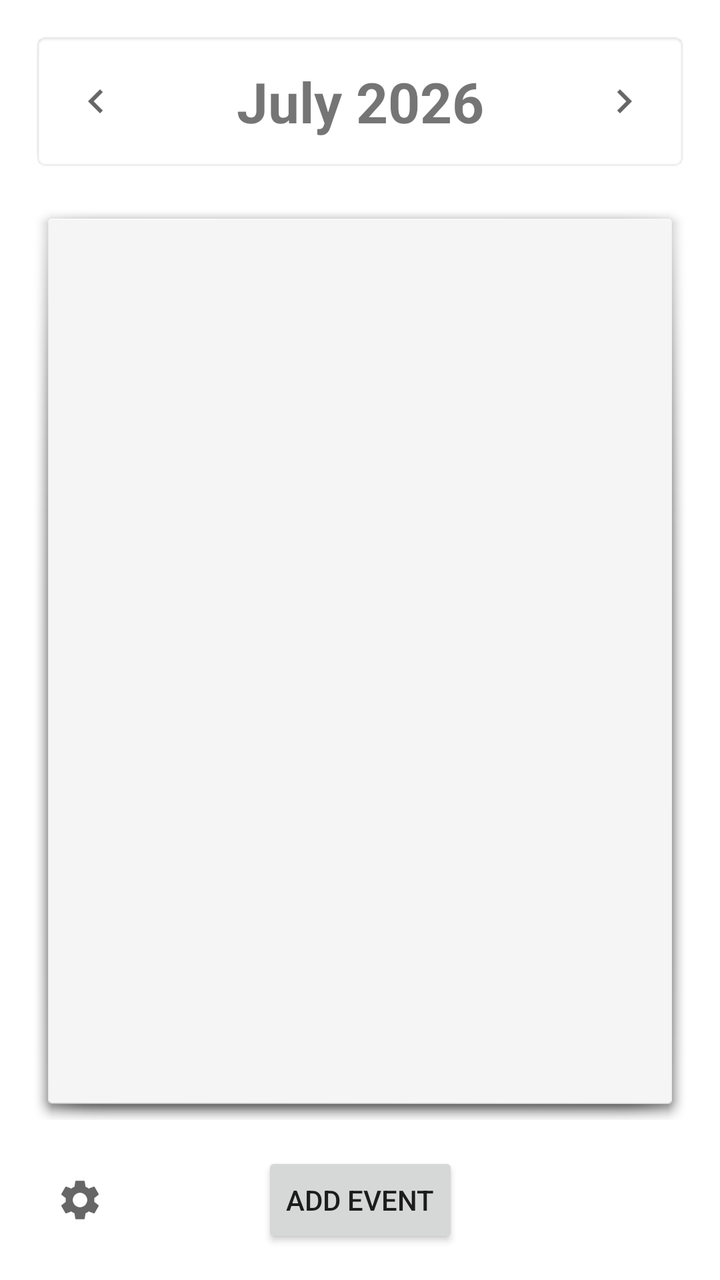
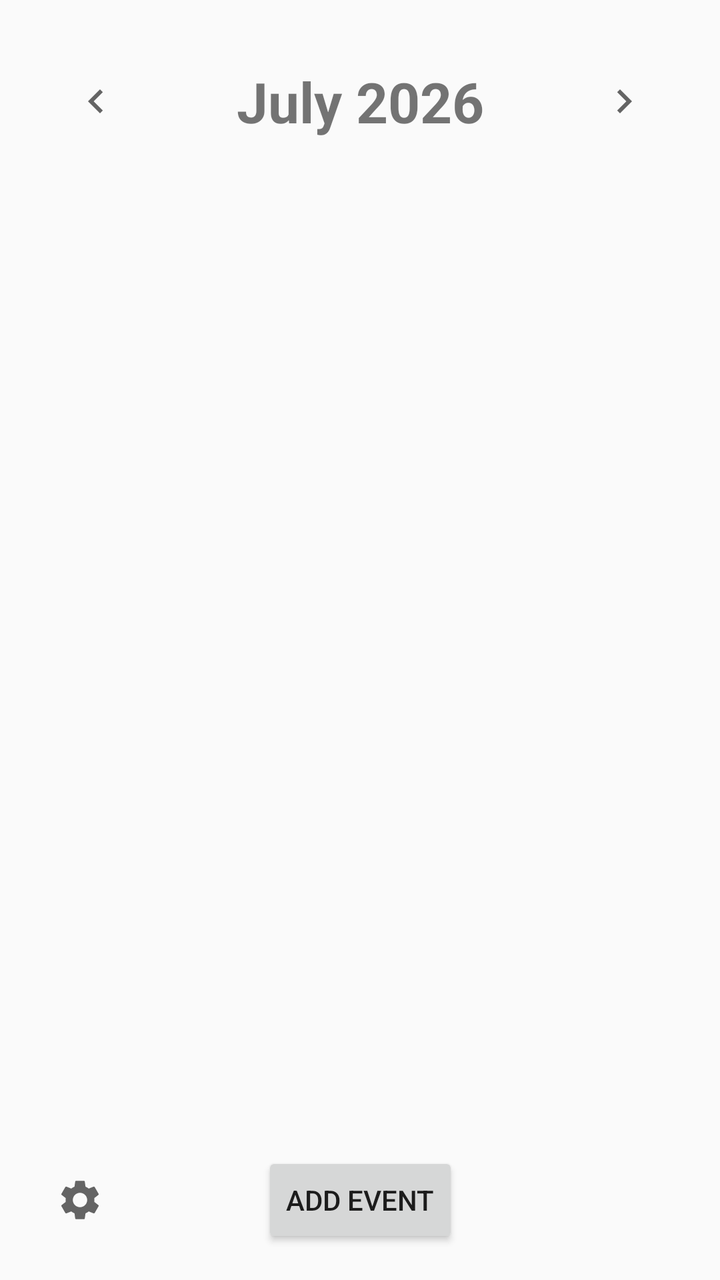

Two renders of the same Android screen: before a commit and after it. Below are the layout's source before the change and the commit's diff.
<!-- AndroidManifest.xml: application theme Theme.CS422PanicPlanner -->
<!-- res/layout/calendar_main.xml -->
<?xml version="1.0" encoding="utf-8"?>
<androidx.constraintlayout.widget.ConstraintLayout xmlns:android="http://schemas.android.com/apk/res/android"
    xmlns:app="http://schemas.android.com/apk/res-auto"
    android:layout_width="match_parent"
    android:layout_height="match_parent"
    android:background="@android:color/white"
    android:fitsSystemWindows="true"
    android:padding="16dp">

    
    <LinearLayout
        android:id="@+id/month_navigation_bar"
        android:layout_width="0dp"
        android:layout_height="wrap_content"
        android:background="@android:drawable/editbox_background"
        android:gravity="center"
        android:orientation="horizontal"
        android:padding="8dp"
        app:layout_constraintEnd_toEndOf="parent"
        app:layout_constraintStart_toStartOf="parent"
        app:layout_constraintTop_toTopOf="parent">

        <ImageButton
            android:id="@+id/btn_prev_month"
            android:layout_width="48dp"
            android:layout_height="48dp"
            android:background="?android:attr/selectableItemBackgroundBorderless"
            android:contentDescription="Previous Month"
            android:src="@drawable/ic_chevron_left" />

        <TextView
            android:id="@+id/header_month"
            android:layout_width="0dp"
            android:layout_height="wrap_content"
            android:layout_weight="1"
            android:clickable="true"
            android:focusable="true"
            android:gravity="center"
            android:padding="8dp"
            android:text="July 2026"
            android:textSize="28sp"
            android:textStyle="bold" />

        <ImageButton
            android:id="@+id/btn_next_month"
            android:layout_width="48dp"
            android:layout_height="48dp"
            android:background="?android:attr/selectableItemBackgroundBorderless"
            android:contentDescription="Next Month"
            android:src="@drawable/ic_chevron_right" />
    </LinearLayout>

    
    <FrameLayout
        android:id="@+id/calendar_container"
        android:layout_width="0dp"
        android:layout_height="0dp"
        android:layout_marginTop="16dp"
        android:layout_marginBottom="16dp"
        android:background="@android:drawable/dialog_holo_light_frame"
        android:padding="4dp"
        app:layout_constraintBottom_toTopOf="@+id/btn_add_event"
        app:layout_constraintEnd_toEndOf="parent"
        app:layout_constraintStart_toStartOf="parent"
        app:layout_constraintTop_toBottomOf="@+id/month_navigation_bar">

        <androidx.recyclerview.widget.RecyclerView
            android:id="@+id/rv_calendar"
            android:layout_width="match_parent"
            android:layout_height="match_parent"
            android:scrollbars="vertical" />
    </FrameLayout>

    
    <ImageButton
        android:id="@+id/btn_settings"
        android:layout_width="48dp"
        android:layout_height="48dp"
        android:background="?android:attr/selectableItemBackgroundBorderless"
        android:contentDescription="Settings"
        android:src="@drawable/ic_settings"
        app:layout_constraintBottom_toBottomOf="parent"
        app:layout_constraintStart_toStartOf="parent" />

    
    <Button
        android:id="@+id/btn_add_event"
        style="?android:attr/buttonStyleSmall"
        android:layout_width="wrap_content"
        android:layout_height="wrap_content"
        android:text="Add Event"
        app:layout_constraintBottom_toBottomOf="parent"
        app:layout_constraintEnd_toEndOf="parent"
        app:layout_constraintStart_toStartOf="parent" />

</androidx.constraintlayout.widget.ConstraintLayout>
<!-- resources referenced by this layout -->
<resources>
  <!-- drawable ic_chevron_left (drawable) -->
  <vector xmlns:android="http://schemas.android.com/apk/res/android"
      android:width="24dp"
      android:height="24dp"
      android:viewportWidth="24"
      android:viewportHeight="24"
      android:tint="?attr/colorControlNormal">
    <path
        android:fillColor="@android:color/white"
        android:pathData="M15.41,7.41L14,6l-6,6 6,6 1.41,-1.41L10.83,12z"/>
  </vector>
  <!-- drawable ic_chevron_right (drawable) -->
  <vector xmlns:android="http://schemas.android.com/apk/res/android"
      android:width="24dp"
      android:height="24dp"
      android:viewportWidth="24"
      android:viewportHeight="24"
      android:tint="?attr/colorControlNormal">
    <path
        android:fillColor="@android:color/white"
        android:pathData="M10,6L8.59,7.41 13.17,12l-4.58,4.59L10,18l6,-6z"/>
  </vector>
  <!-- drawable ic_settings (drawable) -->
  <vector xmlns:android="http://schemas.android.com/apk/res/android"
      android:width="24dp"
      android:height="24dp"
      android:viewportWidth="24"
      android:viewportHeight="24"
      android:tint="?attr/colorControlNormal">
    <path
        android:fillColor="@android:color/white"
        android:pathData="M19.14,12.94c0.04,-0.3 0.06,-0.61 0.06,-0.94c0,-0.32 -0.02,-0.64 -0.07,-0.94l2.03,-1.58c0.18,-0.14 0.23,-0.41 0.12,-0.61l-1.92,-3.32c-0.12,-0.22 -0.37,-0.29 -0.59,-0.22l-2.39,0.96c-0.5,-0.38 -1.03,-0.7 -1.62,-0.94L14.4,2.81c-0.04,-0.24 -0.24,-0.41 -0.48,-0.41h-3.84c-0.24,0 -0.43,0.17 -0.47,0.41L9.25,5.35C8.66,5.59 8.12,5.92 7.63,6.29L5.24,5.33c-0.22,-0.08 -0.47,0 -0.59,0.22L2.74,8.87c-0.12,0.21 -0.08,0.47 0.12,0.61l2.03,1.58C4.84,11.36 4.81,11.67 4.81,12c0,0.33 0.02,0.64 0.07,0.94l-2.03,1.58c-0.18,0.14 -0.23,0.41 -0.12,0.61l1.92,3.32c0.12,0.22 0.37,0.29 0.59,0.22l2.39,-0.96c0.5,0.38 1.03,0.7 1.62,0.94l0.36,2.54c0.05,0.24 0.24,0.41 0.48,0.41h3.84c0.24,0 0.44,-0.17 0.47,-0.41l0.36,-2.54c0.59,-0.24 1.13,-0.56 1.62,-0.94l2.39,0.96c0.22,0.08 0.47,0 0.59,-0.22l1.92,-3.32c0.12,-0.21 0.07,-0.47 -0.12,-0.61L19.14,12.94zM12,15.6c-1.98,0 -3.6,-1.62 -3.6,-3.6s1.62,-3.6 3.6,-3.6s3.6,1.62 3.6,3.6S13.98,15.6 12,15.6z"/>
  </vector>
  <style name="Theme.CS422PanicPlanner" parent="Theme.AppCompat.Light.NoActionBar">
          <item name="android:windowBackground">@android:color/white</item>
      </style>
</resources>

<!-- the commit's change to res/layout/calendar_main.xml (unified diff, before → after) -->
@@ -3,7 +3,6 @@
     xmlns:app="http://schemas.android.com/apk/res-auto"
     android:layout_width="match_parent"
     android:layout_height="match_parent"
-    android:background="@android:color/white"
     android:fitsSystemWindows="true"
     android:padding="16dp">
 
@@ -12,7 +11,6 @@
         android:id="@+id/month_navigation_bar"
         android:layout_width="0dp"
         android:layout_height="wrap_content"
-        android:background="@android:drawable/editbox_background"
         android:gravity="center"
         android:orientation="horizontal"
         android:padding="8dp"
@@ -57,7 +55,6 @@
         android:layout_height="0dp"
         android:layout_marginTop="16dp"
         android:layout_marginBottom="16dp"
-        android:background="@android:drawable/dialog_holo_light_frame"
         android:padding="4dp"
         app:layout_constraintBottom_toTopOf="@+id/btn_add_event"
         app:layout_constraintEnd_toEndOf="parent"
<!-- resource entries referenced after the edit -->
@@ -33,8 +33,8 @@
         android:fillColor="@android:color/white"
         android:pathData="M19.14,12.94c0.04,-0.3 0.06,-0.61 0.06,-0.94c0,-0.32 -0.02,-0.64 -0.07,-0.94l2.03,-1.58c0.18,-0.14 0.23,-0.41 0.12,-0.61l-1.92,-3.32c-0.12,-0.22 -0.37,-0.29 -0.59,-0.22l-2.39,0.96c-0.5,-0.38 -1.03,-0.7 -1.62,-0.94L14.4,2.81c-0.04,-0.24 -0.24,-0.41 -0.48,-0.41h-3.84c-0.24,0 -0.43,0.17 -0.47,0.41L9.25,5.35C8.66,5.59 8.12,5.92 7.63,6.29L5.24,5.33c-0.22,-0.08 -0.47,0 -0.59,0.22L2.74,8.87c-0.12,0.21 -0.08,0.47 0.12,0.61l2.03,1.58C4.84,11.36 4.81,11.67 4.81,12c0,0.33 0.02,0.64 0.07,0.94l-2.03,1.58c-0.18,0.14 -0.23,0.41 -0.12,0.61l1.92,3.32c0.12,0.22 0.37,0.29 0.59,0.22l2.39,-0.96c0.5,0.38 1.03,0.7 1.62,0.94l0.36,2.54c0.05,0.24 0.24,0.41 0.48,0.41h3.84c0.24,0 0.44,-0.17 0.47,-0.41l0.36,-2.54c0.59,-0.24 1.13,-0.56 1.62,-0.94l2.39,0.96c0.22,0.08 0.47,0 0.59,-0.22l1.92,-3.32c0.12,-0.21 0.07,-0.47 -0.12,-0.61L19.14,12.94zM12,15.6c-1.98,0 -3.6,-1.62 -3.6,-3.6s1.62,-3.6 3.6,-3.6s3.6,1.62 3.6,3.6S13.98,15.6 12,15.6z"/>
   </vector>
-  <style name="Theme.CS422PanicPlanner" parent="Theme.AppCompat.Light.NoActionBar">
-          <item name="android:windowBackground">@android:color/white</item>
+  <style name="Theme.CS422PanicPlanner" parent="Theme.AppCompat.DayNight.NoActionBar">
+          
       </style>
 </resources>
 
